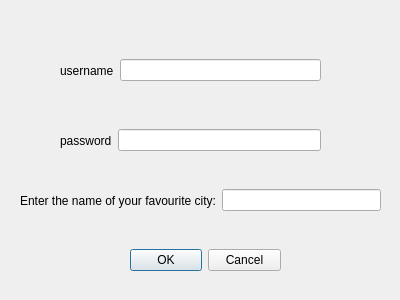
Above: signuppage.ui from snahvi/AP_jukebox before the change. Below: the same form after it.
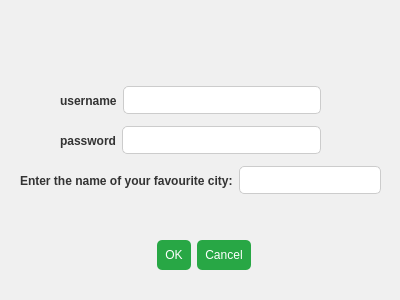
That is the form after the change. Icons and pictures are not drawn.

```diff
--- a/signuppage.ui
+++ b/signuppage.ui
@@ -14,13 +14,13 @@
    <string>Dialog</string>
   </property>
   <property name="styleSheet">
-   <string notr="true">    background-image: url(C:\Users\LOQ\Downloads\drumspic.jpg);</string>
+   <string notr="true">QDialog { background-color: #f0f0f0; } QLabel { color: #333; font-weight: bold; } QLineEdit { background-color: white; border: 1px solid #ccc; border-radius: 5px; padding: 5px; } QPushButton { background-color: #28a745; color: white; border: none; border-radius: 5px; padding: 8px; }</string>
   </property>
   <widget class="QWidget" name="horizontalLayoutWidget_3">
    <property name="geometry">
     <rect>
      <x>20</x>
-     <y>180</y>
+     <y>160</y>
      <width>361</width>
      <height>41</height>
     </rect>
@@ -45,9 +45,9 @@
    <property name="geometry">
     <rect>
      <x>130</x>
-     <y>230</y>
-     <width>151</width>
-     <height>61</height>
+     <y>220</y>
+     <width>121</width>
+     <height>71</height>
     </rect>
    </property>
    <property name="orientation">
@@ -87,7 +87,7 @@
    <property name="geometry">
     <rect>
      <x>60</x>
-     <y>50</y>
+     <y>80</y>
      <width>261</width>
      <height>41</height>
     </rect>
```
Left out of the diff: 4 changed lines with no effect on the pictures.
